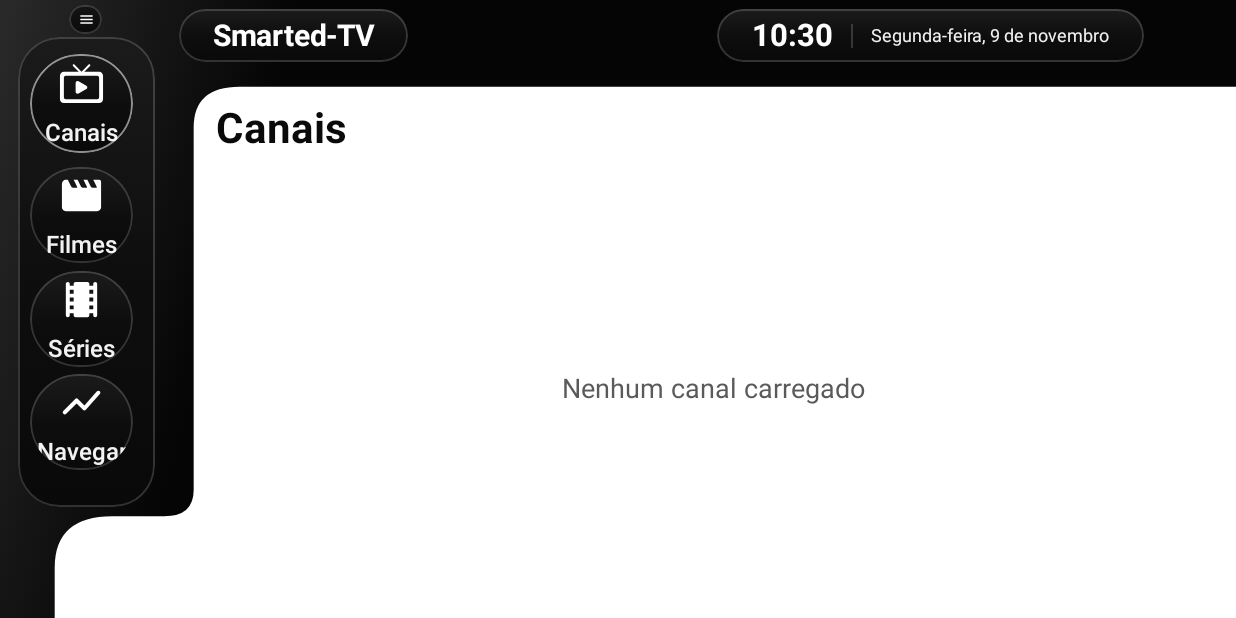
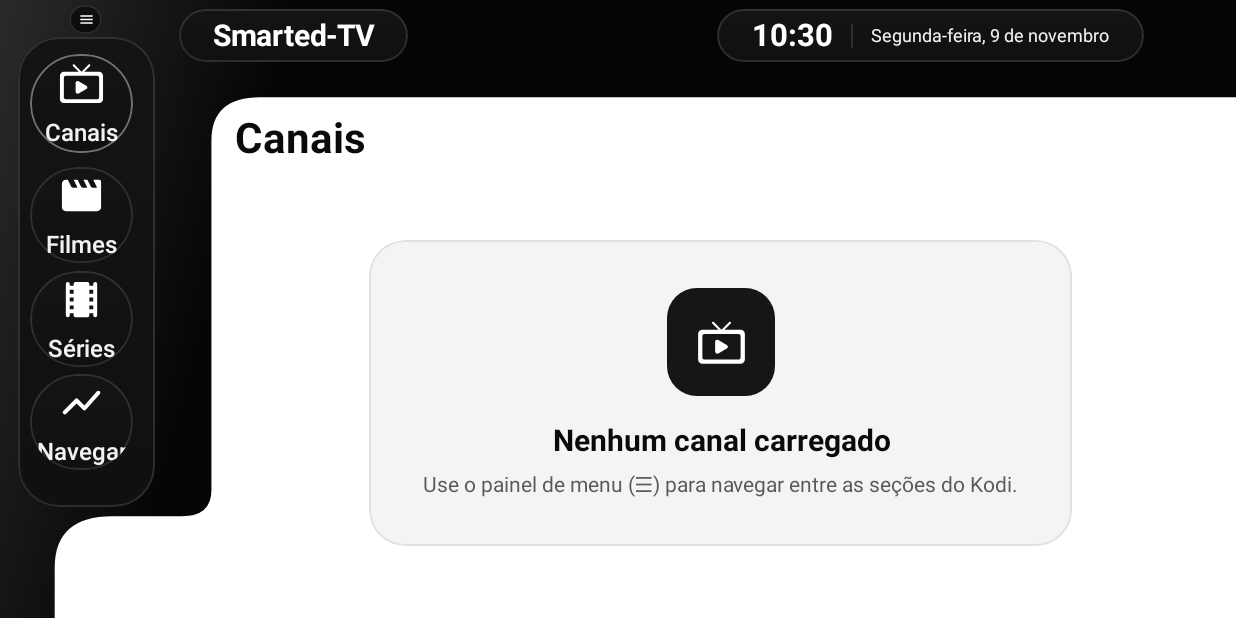
Before and after one commit to msmacrosmart-cpu/KODE, an Android app built with Jetpack Compose: the screen it shows after launch (MainActivity), on a phone screen of 824 x 412 dp (held sideways). Run offline under Robolectric (Android 15) with nearby library versions, the phone set to English and light mode, and no system bars.

Commit message:
refactor(kodi): remove painel IPTV (conta/servidor/expiracao) e adota Configuracoes do Kodi (Interface, Player, Midia, Sistema, Redes); estados vazios elegantes; vidro fosco puro e mais respiro
Co-authored-by: arena-agent <297053741+arena-agent@users.noreply.github.com>

```diff
--- a/app/src/main/java/com/smarted/tv/MainActivity.kt
+++ b/app/src/main/java/com/smarted/tv/MainActivity.kt
@@ -51,7 +51,6 @@ class MainActivity : ComponentActivity() {
                             startActivity(PlayerActivity.intent(this, url, item.title))
                         }
                     },
-                    onUpdateEpg = { vm.updateEpg() },
                     onSettingAction = { key -> vm.onSettingAction(key) },
                 ),
             )
--- a/app/src/main/java/com/smarted/tv/ui/components/Content.kt
+++ b/app/src/main/java/com/smarted/tv/ui/components/Content.kt
@@ -10,6 +10,8 @@ import androidx.compose.foundation.lazy.grid.LazyVerticalGrid
 import androidx.compose.foundation.lazy.grid.items
 import androidx.compose.foundation.lazy.items
 import androidx.compose.foundation.shape.RoundedCornerShape
+import androidx.compose.material.icons.Icons
+import androidx.compose.material.icons.rounded.Inbox
 import androidx.compose.material3.Icon
 import androidx.compose.material3.Text
 import androidx.compose.runtime.Composable
@@ -24,6 +26,7 @@ import androidx.compose.ui.focus.onFocusChanged
 import androidx.compose.ui.graphics.Color
 import androidx.compose.ui.graphics.vector.ImageVector
 import androidx.compose.ui.text.font.FontWeight
+import androidx.compose.ui.text.style.TextAlign
 import androidx.compose.ui.text.style.TextOverflow
 import androidx.compose.ui.unit.dp
 import androidx.compose.ui.unit.sp
@@ -45,10 +48,48 @@ fun ScreenTitle(text: String) {
         modifier = Modifier.padding(bottom = 16.dp))
 }
 
+/**
+ * Estado vazio elegante: cartão de vidro claro com ícone, título e dica.
+ * Nunca deixa a área branca "travada" sem feedback.
+ */
 @Composable
-fun EmptyState(message: String) {
+fun EmptyState(
+    message: String,
+    hint: String = "Use o painel de menu (☰) para navegar entre as seções do Kodi.",
+    icon: ImageVector = Icons.Rounded.Inbox,
+) {
     Box(Modifier.fillMaxSize(), contentAlignment = Alignment.Center) {
-        Text(message, color = Smarted.InkMuted, fontSize = 18.sp)
+        Column(
+            Modifier
+                .widthIn(max = 520.dp)
+                .clip(RoundedCornerShape(24.dp))
+                .background(Color(0xFFF4F4F4))
+                .border(1.dp, Color(0x14000000), RoundedCornerShape(24.dp))
+                .padding(horizontal = 36.dp, vertical = 32.dp),
+            horizontalAlignment = Alignment.CenterHorizontally,
+        ) {
+            Box(
+                Modifier.size(72.dp).clip(RoundedCornerShape(20.dp)).background(Smarted.CardOnWhite),
+                contentAlignment = Alignment.Center,
+            ) {
+                Icon(icon, null, tint = Color.White, modifier = Modifier.size(34.dp))
+            }
+            Spacer(Modifier.height(18.dp))
+            Text(
+                message,
+                color = Smarted.InkOnWhite,
+                fontWeight = FontWeight.Bold,
+                fontSize = 20.sp,
+                textAlign = TextAlign.Center,
+            )
+            Spacer(Modifier.height(8.dp))
+            Text(
+                hint,
+                color = Smarted.InkMuted,
+                fontSize = 14.sp,
+                textAlign = TextAlign.Center,
+            )
+        }
     }
 }
 
@@ -71,8 +112,13 @@ fun FocusCard(
 }
 
 @Composable
-fun PosterGrid(items: List<MediaItem>, empty: String, onOpen: (MediaItem) -> Unit) {
-    if (items.isEmpty()) { EmptyState(empty); return }
+fun PosterGrid(
+    items: List<MediaItem>,
+    empty: String,
+    onOpen: (MediaItem) -> Unit,
+    emptyIcon: ImageVector = Icons.Rounded.Inbox,
+) {
+    if (items.isEmpty()) { EmptyState(empty, icon = emptyIcon); return }
     LazyVerticalGrid(
         columns = GridCells.Adaptive(170.dp),
         horizontalArrangement = Arrangement.spacedBy(16.dp),
@@ -97,7 +143,7 @@ fun PosterGrid(items: List<MediaItem>, empty: String, onOpen: (MediaItem) -> Uni
 fun ListRows(
     items: List<MediaItem>, empty: String, icon: ImageVector? = null, onOpen: (MediaItem) -> Unit,
 ) {
-    if (items.isEmpty()) { EmptyState(empty); return }
+    if (items.isEmpty()) { EmptyState(empty, icon = icon ?: Icons.Rounded.Inbox); return }
     LazyColumn(verticalArrangement = Arrangement.spacedBy(12.dp), contentPadding = PaddingValues(bottom = 24.dp)) {
         items(items, key = { it.id }) { m ->
             FocusCard(Modifier.fillMaxWidth().height(76.dp), { onOpen(m) }) {
--- a/app/src/main/java/com/smarted/tv/ui/components/SmartedScaffold.kt
+++ b/app/src/main/java/com/smarted/tv/ui/components/SmartedScaffold.kt
@@ -151,7 +151,7 @@ fun SmartedScaffold(
 
         // Conteúdo das telas (dentro da área branca)
         Box(
-            Modifier.offset(px(292f), py(158f)).size(px(Smarted.RefW - 292f - 36f), py(Smarted.RefH - 158f - 26f)),
+            Modifier.offset(px(318f), py(174f)).size(px(Smarted.RefW - 318f - 40f), py(Smarted.RefH - 174f - 30f)),
             content = content
         )
 
@@ -198,8 +198,8 @@ private fun whitePath(w: Float, h: Float): Path {
     val sx = w / Smarted.RefW
     val sy = h / Smarted.RefH
     // Mais espaço entre o menu lateral e a área branca (respiro).
-    val left = 262f * sx; val top = 132f * sy
-    val r1x = 62f * sx; val r1y = 62f * sy
+    val left = 286f * sx; val top = 148f * sy
+    val r1x = 66f * sx; val r1y = 66f * sy
     val menuBottom = 786f * sy
     val lowLeft = 74f * sx
     val r2x = 78f * sx; val r2y = 78f * sy
@@ -240,7 +240,6 @@ private fun MenuButton(item: SidebarItem, selected: Boolean, onClick: () -> Unit
         modifier.clip(shape)
             // glass preto FOSCO: base opaca + brilho no topo bem discreto
             .background(Smarted.glassFrosted())
-            .background(Color(0x05000000))
             .border(if (focused) 2.dp else 1.dp, borderColor, shape)
             .onFocusChanged { focused = it.isFocused }
             .clickable(onClick = onClick),
--- a/app/src/main/java/com/smarted/tv/ui/screens/Screens.kt
+++ b/app/src/main/java/com/smarted/tv/ui/screens/Screens.kt
@@ -78,13 +78,26 @@ fun ArquivosScreen(files: List<MediaItem>, onOpen: (MediaItem) -> Unit) = Column
     ListRows(files, "Nenhuma pasta ou arquivo", Icons.Rounded.Folder, onOpen)
 }
 
+/**
+ * Configurações no padrão Kodi (sem IPTV/Xtream):
+ * Interface · Player · Mídia · Sistema · Redes
+ */
 data class SettingsInfo(
-    val account: String = "—",
-    val server: String = "—",
-    val expiration: String = "—",
-    val epgStatus: String = "—",
-    val version: String = "1.0",
     val skin: String = "Smarted-TV",
+    val language: String = "Português (Brasil)",
+    val region: String = "Brasil",
+    val player: String = "ExoPlayer (Media3)",
+    val hardwareAccel: Boolean = true,
+    val audioOutput: String = "Auto (HDMI)",
+    val subtitles: String = "Português",
+    val mediaSources: Int = 2,
+    val libraryUpdate: String = "Nunca",
+    val cacheSize: String = "Normal",
+    val storage: String = "Interno",
+    val networkStatus: String = "Conectado",
+    val hostname: String = "smarted-tv",
+    val internetAccess: Boolean = true,
+    val version: String = "1.0.5",
 )
 
 /**
@@ -95,37 +108,48 @@ data class SettingsInfo(
 @Composable
 fun ConfiguracoesScreen(
     info: SettingsInfo,
-    onUpdateEpg: () -> Unit,
     onAction: (String) -> Unit = {},
 ) = Column(Modifier.fillMaxSize()) {
     ScreenTitle("Configurações")
     val rows = listOf(
-        MediaItem("profile", "Perfil e conta", info.account),
-        MediaItem("server", "Servidor / lista", info.server),
-        MediaItem("exp", "Assinatura", info.expiration),
-        MediaItem("appearance", "Aparência (skin)", info.skin),
-        MediaItem("player", "Player de vídeo", "ExoPlayer / Media3"),
-        MediaItem("epg", "EPG e programação", info.epgStatus),
-        MediaItem("parental", "Controle parental", "Desativado"),
-        MediaItem("language", "Idioma e região", "Português (Brasil)"),
-        MediaItem("storage", "Armazenamento", "Interno"),
-        MediaItem("network", "Rede e internet", "Conectado"),
-        MediaItem("about", "Sobre", "Smarted-TV ${info.version}"),
+        // Interface
+        MediaItem("interface", "Interface", "${info.skin} • ${info.language}"),
+        MediaItem("skin", "Aparência (skin)", info.skin),
+        MediaItem("language", "Idioma e região", "${info.language} • ${info.region}"),
+        // Player
+        MediaItem("player", "Player de vídeo", info.player),
+        MediaItem("accel", "Aceleração de hardware", if (info.hardwareAccel) "Ativada" else "Desativada"),
+        MediaItem("audio", "Saída de áudio", info.audioOutput),
+        MediaItem("subtitles", "Legendas", info.subtitles),
+        // Mídia
+        MediaItem("mediasources", "Fontes de mídia", "${info.mediaSources} fontes configuradas"),
+        MediaItem("library", "Atualizar biblioteca", info.libraryUpdate),
+        MediaItem("cache", "Cache de vídeo", info.cacheSize),
+        // Sistema
+        MediaItem("storage", "Armazenamento", info.storage),
+        MediaItem("about", "Sobre o SmartED-TV", "Versão ${info.version}"),
+        // Redes
+        MediaItem("network", "Rede e internet", info.networkStatus),
+        MediaItem("hostname", "Nome do dispositivo", info.hostname),
+        MediaItem("internet", "Acesso à internet", if (info.internetAccess) "Permitido" else "Bloqueado"),
     )
-    ListRows(rows, "", Icons.Rounded.Settings) { m ->
-        if (m.id == "epg") onUpdateEpg() else onAction("config:${m.id}")
-    }
+    ListRows(rows, "", Icons.Rounded.Settings) { m -> onAction("config:" + m.id) }
 }
 
 // ───────────────────────── Telas Kodi (mídia / add-ons) ─────────────────────────
 
 /** Grade de itens (filmes, séries, programas, imagens...). */
 @Composable
-fun PosterScreen(title: String, items: List<MediaItem>, empty: String, onOpen: (MediaItem) -> Unit) =
-    Column(Modifier.fillMaxSize()) {
-        ScreenTitle(title)
-        PosterGrid(items, empty, onOpen)
-    }
+fun PosterScreen(
+    title: String,
+    items: List<MediaItem>,
+    empty: String,
+    onOpen: (MediaItem) -> Unit,
+    emptyIcon: ImageVector = Icons.Rounded.Movie,
+) = Column(Modifier.fillMaxSize()) {
+    ScreenTitle(title)
+    PosterGrid(items, empty, onOpen, emptyIcon)
+}
 
 /** Lista de itens (canais, rádio, add-ons, arquivos, favoritos...). */
 @Composable
--- a/app/src/main/java/com/smarted/tv/ui/theme/Smarted.kt
+++ b/app/src/main/java/com/smarted/tv/ui/theme/Smarted.kt
@@ -10,12 +10,12 @@ object Smarted {
 
     val Black = Color(0xFF050505)
 
-    // ── Glass PRETO FOSCO (sem brilho): vidro escuro + leve textura ──
-    val GlassTop = Color(0xFF171717)      // antes 0xFF202020 (acinzentado/brilhante)
-    val GlassBottom = Color(0xFF0A0A0A)
-    val GlassFlat = Color(0xFF101010)     // fosco puro (base dos botões)
-    val Border = Color(0x2BFFFFFF)        // 17%
-    val BorderSelected = Color(0x8AFFFFFF)
+    // ── Glass PRETO FOSCO PURO (matte): sem gradiente glossy ──
+    val GlassTop = Color(0xFF121212)
+    val GlassBottom = Color(0xFF0E0E0E)
+    val GlassFlat = Color(0xFF101010)
+    val Border = Color(0x1FFFFFFF)        // 12% — contorno discreto
+    val BorderSelected = Color(0x66FFFFFF)
 
     val TextLight = Color(0xFFF2F2F2)
     val TextMuted = Color(0xFF8E8E93)
@@ -25,11 +25,12 @@ object Smarted {
     val InkMuted = Color(0xFF5A5A5A)
     val CardOnWhite = Color(0xFF161616)
 
-    /** Vidro fosco: gradiente quase imperceptível (não "molha" a tela). */
-    fun glass() = Brush.verticalGradient(listOf(Color(0xFF141414), Color(0xFF0B0B0B)))
+    /**
+     * Vidro fosco: preto fosco praticamente plano.
+     * Sem brilho/gloss — a textura vem só da borda 1dp e da sombra.
+     */
+    fun glass() = Brush.verticalGradient(listOf(GlassFlat, Color(0xFF0B0B0B)))
 
-    /** Vidro fosco com borda interna suave — usado nos botões da sidebar. */
-    fun glassFrosted() = Brush.verticalGradient(
-        listOf(Color(0xFF1B1B1B), Color(0xFF0E0E0E), Color(0xFF090909))
-    )
+    /** Superfície dos botões da sidebar (fosco, sem reflexo). */
+    fun glassFrosted() = Brush.verticalGradient(listOf(Color(0xFF141414), Color(0xFF101010)))
 }
--- a/app/src/main/java/com/smarted/tv/viewmodel/MainTvViewModel.kt
+++ b/app/src/main/java/com/smarted/tv/viewmodel/MainTvViewModel.kt
@@ -98,23 +98,18 @@ class MainTvViewModel : ViewModel() {
         climate = ClimateInfo(),
     )
 
-    /** Clique em um item de Configurações. */
+    /** Clique em um item de Configurações — alterna valores reais do app. */
     fun onSettingAction(key: String) {
+        val s = _settings.value
         _settings.value = when (key) {
-            "config:epg" -> _settings.value.copy(epgStatus = "Sincronizando…")
-            else -> _settings.value
+            "config:accel" -> s.copy(hardwareAccel = !s.hardwareAccel)
+            "config:library" -> s.copy(libraryUpdate = if (s.libraryUpdate == "Nunca") "Ao iniciar" else "Nunca")
+            "config:internet" -> s.copy(internetAccess = !s.internetAccess)
+            "config:cache" -> s.copy(cacheSize = if (s.cacheSize == "Normal") "Grande" else "Normal")
+            "config:language" -> s.copy(language = if (s.language.startsWith("Português")) "English" else "Português (Brasil)")
+            else -> s
         }
         publish()
-    }
-
-    fun updateEpg() {
-        viewModelScope.launch {
-            _settings.value = _settings.value.copy(epgStatus = "Atualizando…")
-            publish()
-            // TODO: integrar download real do EPG (XMLTV)
-            _settings.value = _settings.value.copy(epgStatus = "EPG atualizado agora")
-            publish()
-        }
     }
 
     fun loadDemoData() {
@@ -150,14 +145,7 @@ class MainTvViewModel : ViewModel() {
                 _videos.value = emptyList()
                 _favorites.value = emptyList()
 
-                _settings.value = SettingsInfo(
-                    account = "Demonstração",
-                    server = "—",
-                    expiration = "—",
-                    epgStatus = "Não sincronizado",
-                    version = "1.0.4",
-                    skin = "Smarted-TV",
-                )
+                _settings.value = SettingsInfo()
             }
         }
     }
```
Also changed, not shown: app/src/main/java/com/smarted/tv/ui/SmartedApp.kt (+5 -6 lines).
